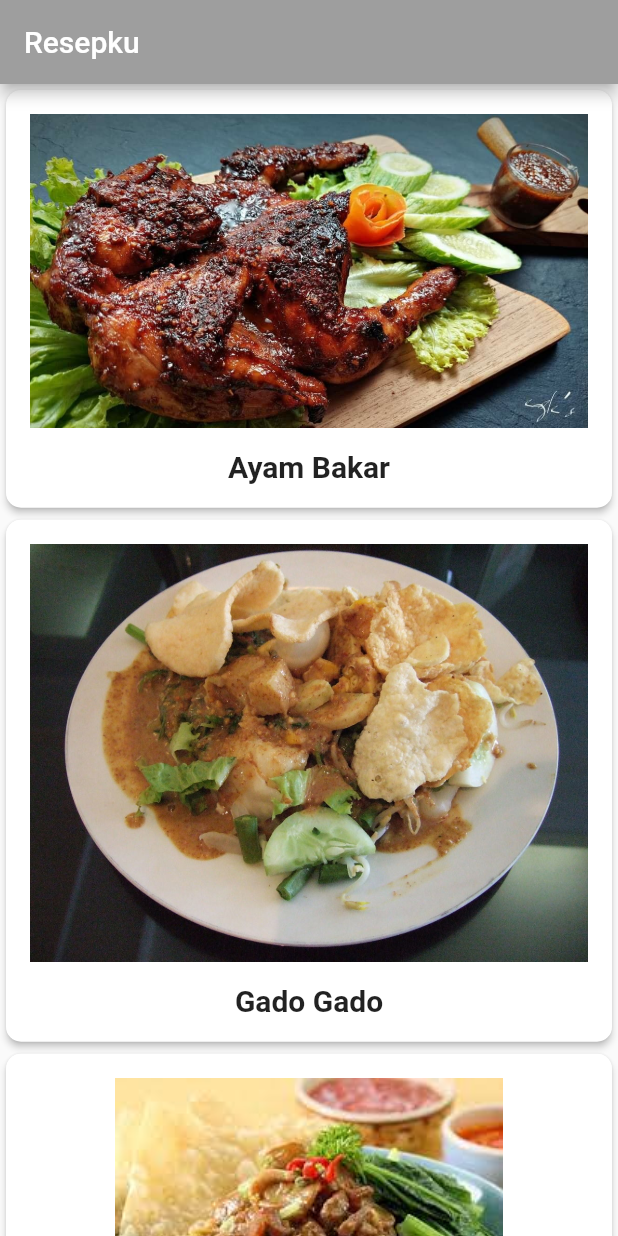
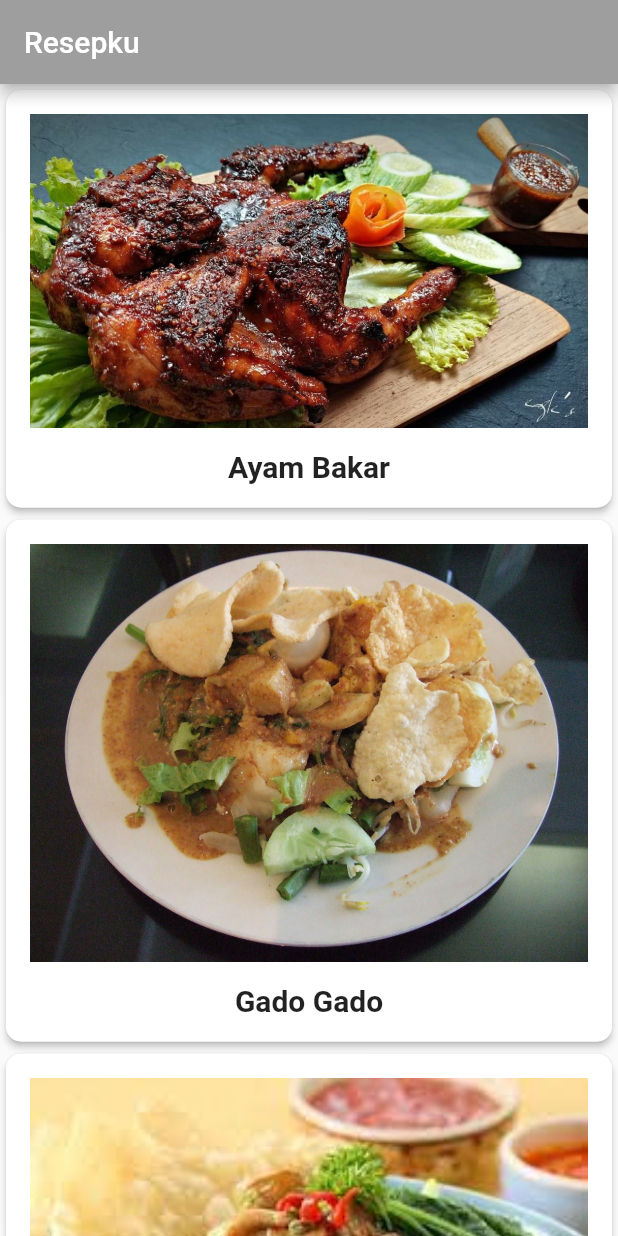
Before and after one commit to cecep29/recipes, a Flutter app: the screen it shows after launch, on a phone screen of 412 x 824 dp. Run offline on Flutter 3.47's test engine with Material 2 defaults, Android fonts, the phone set to English and light mode, and no system bars; Roboto replaces fonts that are missing (Palatino).

```diff
--- a/lib/main.dart
+++ b/lib/main.dart
@@ -1,6 +1,7 @@
 import 'dart:ui';
 
 import 'package:flutter/material.dart';
+import 'package:recipes/recipe_detail.dart';
 
 import 'recipe.dart';
 
@@ -40,13 +41,17 @@ class _MyHomePageState extends State<MyHomePage> {
       appBar: AppBar(
         title: Text(widget.title),
       ),
-      body: SafeArea(
-        child: ListView.builder(
-          itemCount: Recipe.samples.length,
-          itemBuilder: (BuildContext context, int index) {
-            return buildCardRecipe(Recipe.samples[index]);
-          },
-        ),
+      body: ListView.builder(
+        itemCount: Recipe.samples.length,
+        itemBuilder: (BuildContext context, int index) {
+          return GestureDetector(
+              onTap: () {
+                Navigator.push(context, MaterialPageRoute(builder: (context) {
+                  return RecipeDetail(recipe: Recipe.samples[index]);
+                }));
+              },
+              child: buildCardRecipe(Recipe.samples[index]));
+        },
       ),
     );
   }
@@ -62,6 +67,8 @@ class _MyHomePageState extends State<MyHomePage> {
         child: Column(children: [
           Image(
             image: AssetImage(recipe.imageUrl),
+            width: double.infinity,
+            fit: BoxFit.cover,
           ),
           const SizedBox(
             height: 14.0,
```
Also changed, not shown: lib/recipe_detail.dart (added, +35 -0 lines).
